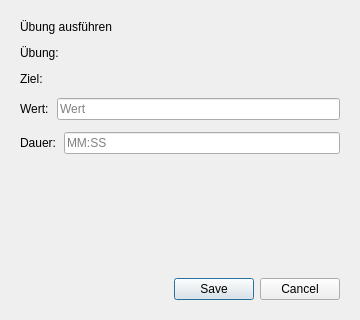
Qt form resources/exercise_execution_dialog.ui (ItsDylan255/Skillbase) before a commit.
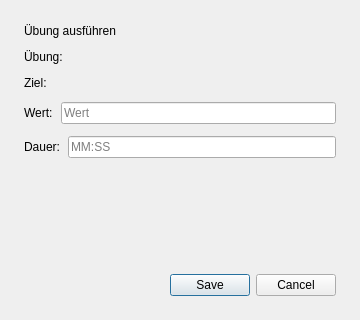
The same form after that commit.

```diff
--- a/resources/exercise_execution_dialog.ui
+++ b/resources/exercise_execution_dialog.ui
@@ -18,16 +18,16 @@
     <number>12</number>
    </property>
    <property name="leftMargin">
-    <number>20</number>
+    <number>24</number>
    </property>
    <property name="topMargin">
-    <number>20</number>
+    <number>24</number>
    </property>
    <property name="rightMargin">
-    <number>20</number>
+    <number>24</number>
    </property>
    <property name="bottomMargin">
-    <number>20</number>
+    <number>24</number>
    </property>
    <item>
     <widget class="QLabel" name="titleLabel">
```
